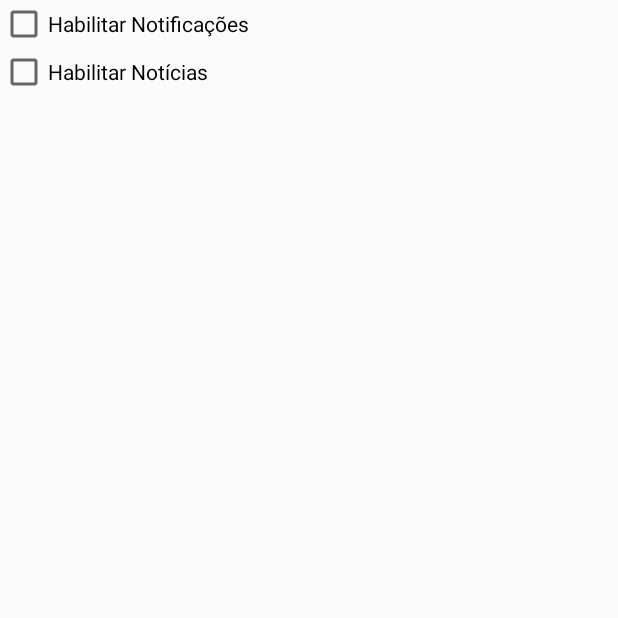
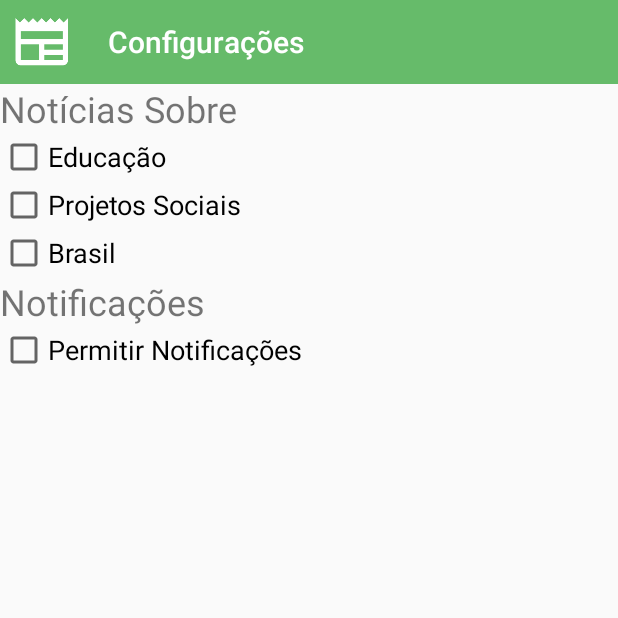
Before and after one commit to pedlop/amigo-social, an Android app: the screen it shows after launch (ConfiguracoesActivity), after a tap on "Configurações", on a phone screen of 412 x 824 dp, the top half of it. Run offline under Robolectric (Android 15) with nearby library versions, the phone set to English and light mode, and no system bars; our stand-ins replace EventBus.

Commit message:
#11 Implementação da activity de configurações, busca de opções já marcadas pelo usúario e metódo estático para classes clientes.

```diff
--- a/app/src/main/java/br/ufg/inf/amigosocial/ConfiguracoesActivity.java
+++ b/app/src/main/java/br/ufg/inf/amigosocial/ConfiguracoesActivity.java
@@ -1,8 +1,10 @@
 package br.ufg.inf.amigosocial;
 
 import android.app.Activity;
+import android.content.Context;
 import android.os.Bundle;
 import android.support.v7.widget.Toolbar;
+import android.util.Log;
 import android.view.View;
 import android.widget.CheckBox;
 import android.widget.CompoundButton;
@@ -16,6 +18,16 @@ import br.ufg.inf.amigosocial.util.PreferenciasApp;
  * @version 1.0.0
  * */
 public class ConfiguracoesActivity extends BaseActivity implements CompoundButton.OnCheckedChangeListener {
+
+    /**
+     * Variaveis que correspondem aos
+     * check box da activity_configuracoes.xml
+     * */
+    private CheckBox checkBoxEducacao;
+    private CheckBox checkBoxProjSocial;
+    private CheckBox checkBoxBrasil;
+    private CheckBox checkBoxNotificacoes;
+
 
 
     /**
@@ -41,28 +53,79 @@ public class ConfiguracoesActivity extends BaseActivity implements CompoundButto
             }
         });
 
-        CheckBox checkBoxNotificacoes = (CheckBox) findViewById(R.id.check_box_notificacoes);
-        CheckBox checkBoxNoticias = (CheckBox) findViewById(R.id.check_box_noticias);
+        /**
+         * Opções de habilitar notícias.
+         */
+        checkBoxEducacao   = (CheckBox) findViewById(R.id.check_box_noticias_edc);
+        checkBoxEducacao.setOnCheckedChangeListener(this);
 
+        checkBoxProjSocial = (CheckBox) findViewById(R.id.check_box_noticias_proj_soc);
+        checkBoxProjSocial.setOnCheckedChangeListener(this);
 
+        checkBoxBrasil     = (CheckBox) findViewById(R.id.check_box_noticias_bra);
+        checkBoxBrasil.setOnCheckedChangeListener(this);
+
+        /**
+         * Opções de habilitar notificação
+         * */
+        checkBoxNotificacoes = (CheckBox) findViewById(R.id.check_box_notificacoes);
         checkBoxNotificacoes.setOnCheckedChangeListener(this);
 
-        checkBoxNoticias.setOnCheckedChangeListener(this);
-
+        atualizaMenuOpcoes();
     }
 
 
     @Override
     public void onCheckedChanged(CompoundButton compoundButton, boolean b) {
         switch (compoundButton.getId()) {
+            case R.id.check_box_noticias_edc:
+                PreferenciasApp.setPreferencia(ConfiguracoesActivity.this, AppConstantes.OP_CONFIG_EDC.getChave(), b ? 1 : 0);
+                break;
+            case R.id.check_box_noticias_proj_soc:
+                PreferenciasApp.setPreferencia(ConfiguracoesActivity.this, AppConstantes.OP_CONFIG_PROJ_SOC.getChave(), b ? 1 : 0);
+                break;
+
+            case R.id.check_box_noticias_bra:
+                PreferenciasApp.setPreferencia(ConfiguracoesActivity.this, AppConstantes.OP_CONFIG_BRA.getChave(), b ? 1 : 0);
+                break;
             case R.id.check_box_notificacoes:
                 PreferenciasApp.setPreferencia(ConfiguracoesActivity.this, AppConstantes.OP_CONFIG_NOTIFICACOES.getChave(), b ? 1 : 0);
-                break;
-            case R.id.check_box_noticias:
-                PreferenciasApp.setPreferencia(ConfiguracoesActivity.this, AppConstantes.OP_CONFIG_NOTICIA.getChave(), b ? 1 : 0);
                 break;
             default:
                 break;
         }
     }
+
+    /**
+     * Atualiza o menu com as de acordo com as opções que já foram escolhidas
+     * pelo usúario.
+     */
+    private void atualizaMenuOpcoes() {
+        buscaPreferenciaPrefencesBase(checkBoxEducacao, AppConstantes.OP_CONFIG_EDC);
+        buscaPreferenciaPrefencesBase(checkBoxProjSocial, AppConstantes.OP_CONFIG_PROJ_SOC);
+        buscaPreferenciaPrefencesBase(checkBoxBrasil, AppConstantes.OP_CONFIG_BRA);
+        buscaPreferenciaPrefencesBase(checkBoxNotificacoes, AppConstantes.OP_CONFIG_NOTIFICACOES);
+    }
+
+    /**
+     * Atualiza o checkbox passado de acordo com a base de
+     * dados.
+     * @param checkBox - Checkbox a ser atualizado.
+     * @param constantes - Chave da preferencia.
+     */
+    private void buscaPreferenciaPrefencesBase(CheckBox checkBox, AppConstantes constantes) {
+        checkBox.setChecked(buscaPreferenciaPreferencesBase(this, constantes));
+    }
+
+    /**
+     * Metodo estatico para uso em outras classes que desejem
+     * saber se a opções da configuracão estão ou não habilitadas
+     * @param context - Context da tela atual.
+     * @param constantes - Enum da configração que deseja-se saber.
+     * @return <code>True</code> Habilitado <code>False</code> Desabilitado.
+     */
+    public static boolean buscaPreferenciaPreferencesBase(Context context, AppConstantes constantes) {
+        int pref = PreferenciasApp.getPreferencia(context, constantes.getChave(), 0);
+        return pref == 1 ? true : false;
+    }
 }
--- a/app/src/main/java/br/ufg/inf/amigosocial/util/AppConstantes.java
+++ b/app/src/main/java/br/ufg/inf/amigosocial/util/AppConstantes.java
@@ -8,7 +8,25 @@ public enum AppConstantes {
 
     NOTICIAS_CARREGAMENTO_COMPLETO("noticias_carregamento_completo"),
     POSTAGENS_CARREGAMENTO_COMPLETO("postagens_carregamento_completo"),
-    OP_CONFIG_NOTICIA("config_op_noticia"),
+
+    /**
+     * CHAVE DA OPÇÃO DE NOTÍCIAS SOBRE EDUCAÇÃO.
+     */
+    OP_CONFIG_EDC("config_op_edc"),
+
+    /**
+     * CHAVE DA OPÇÃO DE NOTÍCIAS SOBRE PROJETOS SOCIAIS.
+     */
+    OP_CONFIG_PROJ_SOC("config_op_proj_soc"),
+
+    /**
+     * CHAVE DA OPÇÃO DE NOTÍCIAS SOBRE O BRASIL.
+     */
+    OP_CONFIG_BRA("config_op_bra"),
+
+    /**
+     * CHAVE DA OPÇÃO DE NOTIFICAÇÕES HABILITADAS.
+     */
     OP_CONFIG_NOTIFICACOES("config_op_notificacoes");
 
     private String chave;
--- a/app/src/main/res/layout/activity_configuracoes.xml
+++ b/app/src/main/res/layout/activity_configuracoes.xml
@@ -6,17 +6,48 @@
     android:layout_height="wrap_content"
     android:orientation="vertical"
     tools:context="br.ufg.inf.amigosocial.ConfiguracoesActivity">
+    <include layout="@layout/top_toolbar"/>
+
+    <TextView
+        android:id="@+id/text_noticias_confg"
+        android:layout_width="match_parent"
+        android:layout_height="wrap_content"
+        android:text="@string/text_confg_not_sobr"
+        android:textSize="24sp" />
+
+    <CheckBox
+        android:id="@+id/check_box_noticias_edc"
+        android:layout_width="match_parent"
+        android:layout_height="wrap_content"
+        android:text="@string/text_confg_edc"
+        android:textSize="18sp" />
+
+    <CheckBox
+        android:id="@+id/check_box_noticias_proj_soc"
+        android:layout_width="match_parent"
+        android:layout_height="wrap_content"
+        android:text="@string/text_confg_proj_soc"
+        android:textSize="18sp" />
+
+    <CheckBox
+        android:id="@+id/check_box_noticias_bra"
+        android:layout_width="match_parent"
+        android:layout_height="wrap_content"
+        android:text="@string/text_confg_bra"
+        android:textSize="18sp" />
+
+    <TextView
+        android:id="@+id/text_notificacoes_confg"
+        android:layout_width="match_parent"
+        android:layout_height="wrap_content"
+        android:text="@string/text_confg_notif"
+        android:textSize="24sp" />
 
     <CheckBox
         android:id="@+id/check_box_notificacoes"
         android:layout_width="match_parent"
         android:layout_height="wrap_content"
-        android:text="@string/text_hab_notificacoes" />
-
-    <CheckBox
-        android:id="@+id/check_box_noticias"
-        android:layout_width="match_parent"
-        android:layout_height="wrap_content"
-        android:text="@string/text_hab_noticias" />
+        android:text="@string/text_hab_notificacoes"
+        android:textSize="18sp" />
 
 </LinearLayout>
--- a/app/src/main/res/values/strings.xml
+++ b/app/src/main/res/values/strings.xml
@@ -19,6 +19,11 @@
     <string name="title_activity_detalhe_postagem">DetalhePostagemActivity</string>
     <string name="erro_carregar_detalhe_postagem">Não foi possível abrir os detalhes da postagem</string>
     <string name="text_notificacoes">Notificações</string>
-    <string name="text_hab_notificacoes">Habilitar Notificações</string>
+    <string name="text_hab_notificacoes">Permitir Notificações</string>
     <string name="text_hab_noticias">Habilitar Notícias</string>
+    <string name="text_confg_not_sobr">Notícias Sobre</string>
+    <string name="text_confg_edc">Educação</string>
+    <string name="text_confg_proj_soc">Projetos Sociais</string>
+    <string name="text_confg_bra">Brasil</string>
+    <string name="text_confg_notif">Notificações</string>
 </resources>
```
